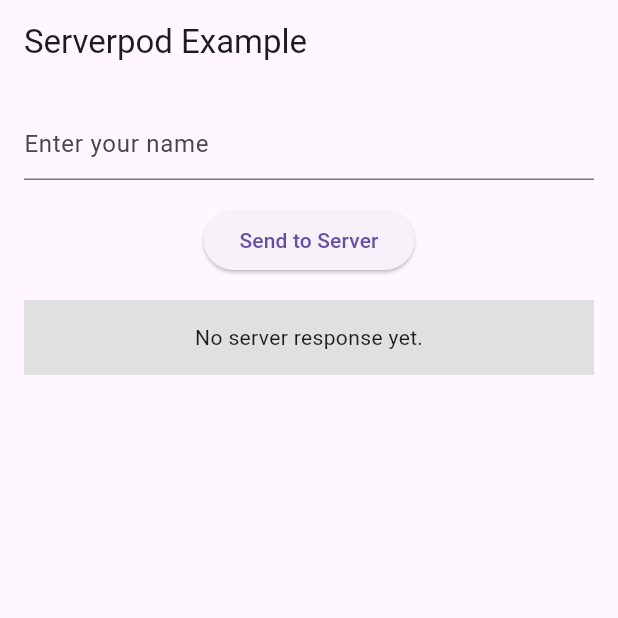
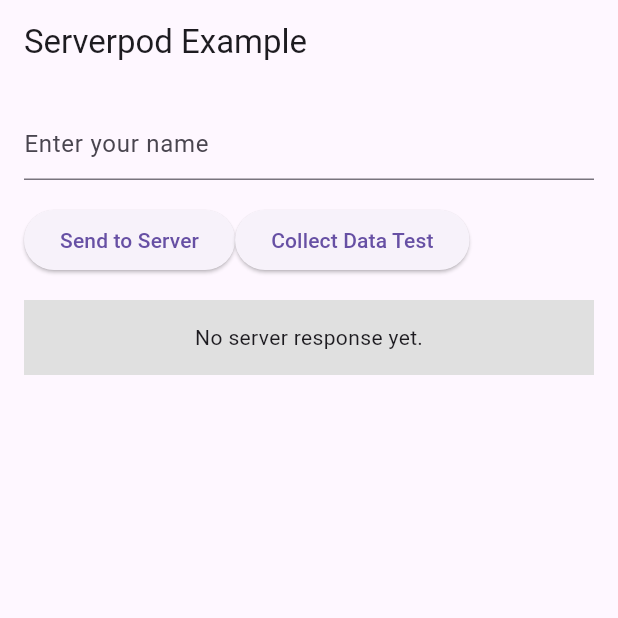
Before and after one commit to tryy3/CozyTemp_Flutter_Serverpod, a Flutter app: the screen it shows after launch, on a phone screen of 412 x 824 dp, the top half of it. Run offline on Flutter 3.47's test engine with Material 3 defaults, Android fonts, the phone set to English and light mode, and no system bars; missing offline and left inert: serverpod, serverpod_client, serverpod_flutter; statements that could not run were skipped.

Commit message:
Added ability to quickly test if the endpoint worked

```diff
--- a/flutter_server_flutter/lib/main.dart
+++ b/flutter_server_flutter/lib/main.dart
@@ -80,6 +80,34 @@
     }
   }
 
+  void _collectDataTest() async {
+    try {
+      await client.temperature.collectData(
+        CollectData(
+          nodeIdentifier: 'test',
+          data: [
+            CollectDataTemperature(
+              sensorIdentifier: 'test',
+              temperature: 20.0,
+            ),
+            CollectDataTemperature(
+              sensorIdentifier: 'test2',
+              temperature: 21.0,
+            ),
+          ],
+        ),
+      );
+      setState(() {
+        _errorMessage = null;
+        _resultMessage = 'Data collected';
+      });
+    } catch (e) {
+      setState(() {
+        _errorMessage = '$e';
+      });
+    }
+  }
+
   @override
   Widget build(BuildContext context) {
     return Scaffold(
@@ -95,12 +123,23 @@
                 decoration: const InputDecoration(hintText: 'Enter your name'),
               ),
             ),
+            Row(
+              children: [
                 Padding(
                   padding: const EdgeInsets.only(bottom: 16.0),
                   child: ElevatedButton(
                     onPressed: _callHello,
                     child: const Text('Send to Server'),
                   ),
+                ),
+                Padding(
+                  padding: const EdgeInsets.only(bottom: 16.0),
+                  child: ElevatedButton(
+                    onPressed: _collectDataTest,
+                    child: const Text('Collect Data Test'),
+                  ),
+                ),
+              ],
             ),
             ResultDisplay(
               resultMessage: _resultMessage,
```
Lines whose indentation alone changed are shown as unchanged.
